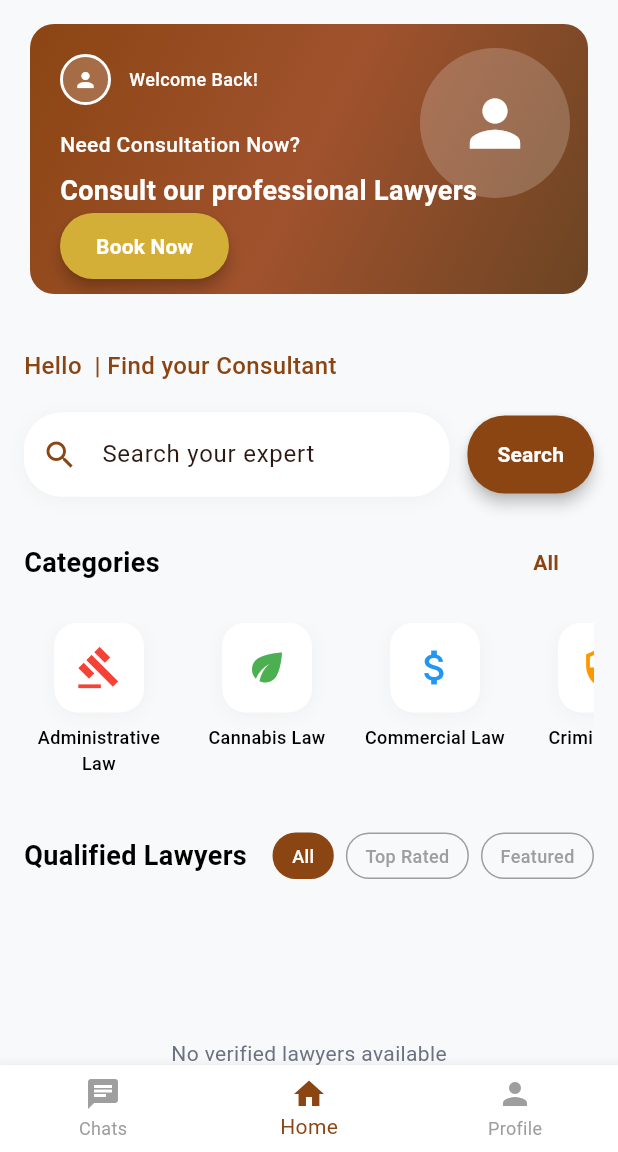
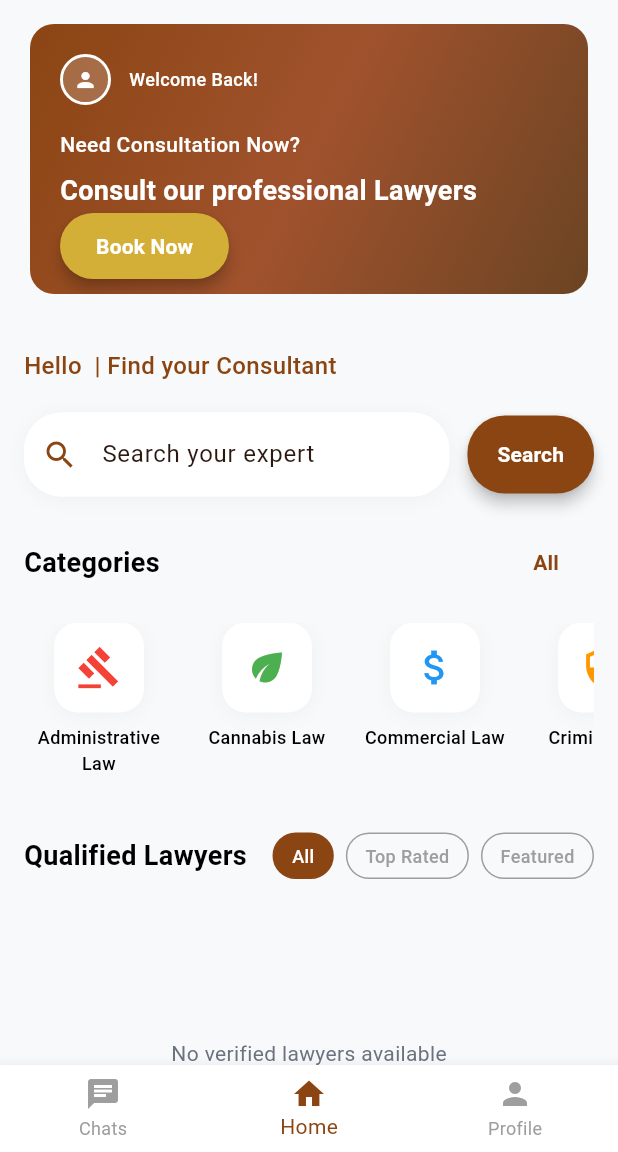
Before and after one commit to DeveloperSarim/ServirPak, a Flutter app: the UserDashboard screen opened directly, on a phone screen of 412 x 824 dp, the part 84-1236 px from its top. Run offline on Flutter 3.47's test engine with Material 3 defaults, Android fonts, the phone set to English and light mode, and no system bars; our stand-ins replace cloud_firestore, file_picker, firebase_auth, firebase_core, image_picker, shared_preferences; missing offline and left inert: mailer; accounts and stored records are empty.

Commit message:
Profile Circle Removed

```diff
--- a/lib/screens/user/user_dashboard.dart
+++ b/lib/screens/user/user_dashboard.dart
@@ -411,28 +411,7 @@ class _UserDashboardState extends State<UserDashboard> {
               ),
               borderRadius: BorderRadius.circular(16),
             ),
-            child: Stack(
-              children: [
-                // Background Image Placeholder
-                Positioned(
-                  right: 12,
-                  top: 16,
-                  child: Container(
-                    width: 100,
-                    height: 100,
-                    decoration: BoxDecoration(
-                      color: Colors.white.withOpacity(0.2),
-                      borderRadius: BorderRadius.circular(50),
-                    ),
-                    child: const Icon(
-                      Icons.person,
-                      size: 50,
-                      color: Colors.white,
-                    ),
-                  ),
-                ),
-                // Content
-                Padding(
+            child: Padding(
               padding: const EdgeInsets.all(20),
               child: Column(
                 crossAxisAlignment: CrossAxisAlignment.start,
@@ -449,8 +428,7 @@ class _UserDashboardState extends State<UserDashboard> {
                         builder: (context, snapshot) {
                           if (snapshot.hasData && snapshot.data!.exists) {
                             final userData =
-                                    snapshot.data!.data()
-                                        as Map<String, dynamic>?;
+                                snapshot.data!.data() as Map<String, dynamic>?;
                             final profileImageUrl =
                                 userData?['profileImage'] as String?;
 
@@ -464,9 +442,7 @@ class _UserDashboardState extends State<UserDashboard> {
                               ),
                               child: CircleAvatar(
                                 radius: 15,
-                                    backgroundColor: Colors.white.withOpacity(
-                                      0.2,
-                                    ),
+                                backgroundColor: Colors.white.withOpacity(0.2),
                                 backgroundImage:
                                     profileImageUrl?.isNotEmpty == true
                                     ? NetworkImage(profileImageUrl!)
@@ -484,16 +460,11 @@ class _UserDashboardState extends State<UserDashboard> {
                           return Container(
                             decoration: BoxDecoration(
                               shape: BoxShape.circle,
-                                  border: Border.all(
-                                    color: Colors.white,
-                                    width: 2,
-                                  ),
+                              border: Border.all(color: Colors.white, width: 2),
                             ),
                             child: CircleAvatar(
                               radius: 15,
-                                  backgroundColor: Colors.white.withOpacity(
-                                    0.2,
-                                  ),
+                              backgroundColor: Colors.white.withOpacity(0.2),
                               child: Icon(
                                 Icons.person,
                                 color: Colors.white,
@@ -560,8 +531,6 @@ class _UserDashboardState extends State<UserDashboard> {
                   ),
                 ],
               ),
-                ),
-              ],
             ),
           );
         },
```
Also changed, not shown: 5 other files. Lines whose indentation alone changed are shown as unchanged.
